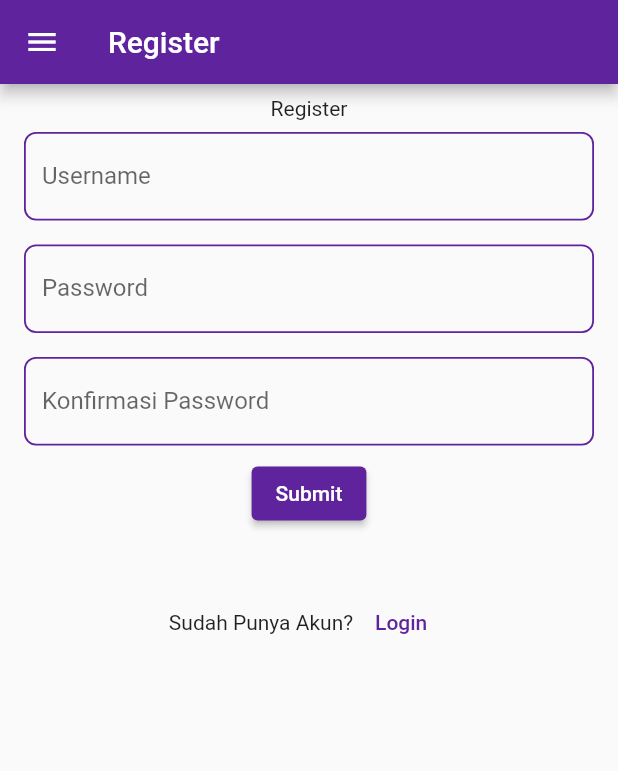
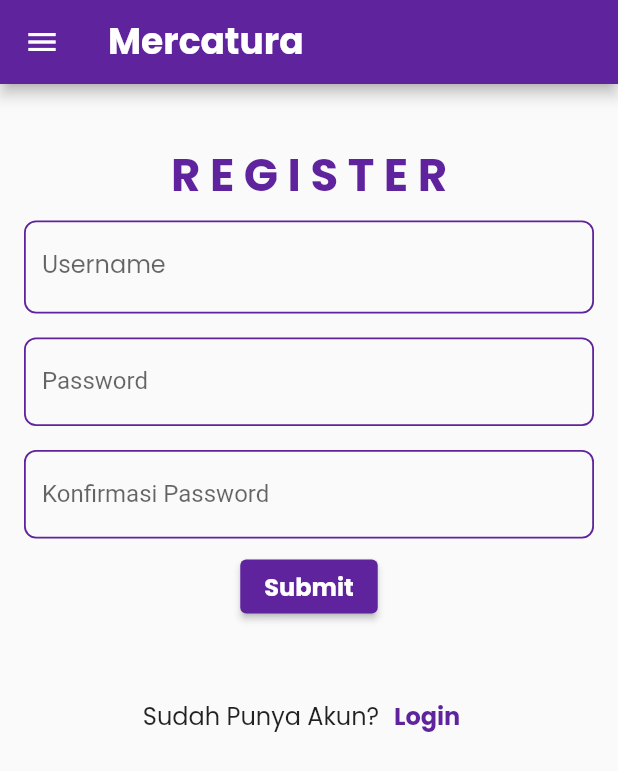
Before and after one commit to AdrianRamadhan27/mercatura_mobile, a Flutter app: the RegisterPage screen opened by its route, on a phone screen of 412 x 824 dp. Shown: the top 771 px of the screen. Run offline on Flutter 3.47's test engine with Material 2 defaults, Android fonts, the phone set to English and light mode, and no system bars; our stand-ins replace google_fonts; missing offline and left inert: pbp_django_auth.

Commit message:
add styling login and register page

```diff
--- a/lib/pages/register_page.dart
+++ b/lib/pages/register_page.dart
@@ -1,5 +1,7 @@
 import 'package:flutter/material.dart';
+import 'package:google_fonts/google_fonts.dart';
 import 'package:mercatura/config/api_config.dart';
+import 'package:mercatura/custom_widgets/drawer_widget.dart';
 import 'package:mercatura/custom_widgets/mydrawer.dart';
 
 import 'package:pbp_django_auth/pbp_django_auth.dart';
@@ -63,9 +65,18 @@ class _RegisterPageState extends State<RegisterPage> {
     // The rest of your widgets are down below
     return Scaffold(
       appBar: AppBar(
-        title: const Text("Register"),
+        title: Text(
+          "Mercatura",
+          style: GoogleFonts.poppins(
+            textStyle: const TextStyle(
+              fontSize: 24,
+              color: Colors.white,
+              fontWeight: FontWeight.bold
+            )
+          ),
+        ),
       ),
-      drawer: const MyDrawer(),
+      drawer: const DrawerWidget(),
       body: Column(
         children: [
           Padding(
@@ -75,11 +86,23 @@ class _RegisterPageState extends State<RegisterPage> {
                 key: _formKey,
                 child: SingleChildScrollView(
                   child: Column(
+                    crossAxisAlignment: CrossAxisAlignment.center,
                     children: [
-                      const Text("Register"),
+                      const SizedBox(height: 30,),
+                      Text(
+                        "R E G I S T E R",
+                        style: GoogleFonts.poppins(
+                          textStyle: const TextStyle(
+                            color: Color.fromRGBO(94, 35, 157, 1),
+                            fontSize: 30,
+                            fontWeight: FontWeight.bold
+                          )
+                        ),
+                      ),
                       Padding(
                         padding: const EdgeInsets.all(8.0),
                         child: TextFormField(
+                          style: GoogleFonts.poppins(),
                           decoration: const InputDecoration(
                             labelText: "Username",
                             border: OutlineInputBorder(),
@@ -169,7 +192,16 @@ class _RegisterPageState extends State<RegisterPage> {
                               _onSubmitBtnPressed(request, scaffoldMessenger);
                             }
                           },
-                          child: const Text("Submit")),
+                          child: Text(
+                            "Submit",
+                            style: GoogleFonts.poppins(
+                              textStyle: const TextStyle(
+                                color: Colors.white,
+                                fontSize: 16,
+                                fontWeight: FontWeight.bold
+                              )
+                            ),
+                          )),
                       const SizedBox(
                         height: 30,
                       ),
@@ -187,12 +219,28 @@ class _RegisterPageState extends State<RegisterPage> {
           Row(
             mainAxisAlignment: MainAxisAlignment.center,
             children: [
-              const Text('Sudah Punya Akun?'),
+              Text(
+                'Sudah Punya Akun?',
+                style: GoogleFonts.poppins(
+                  textStyle: const TextStyle(
+                    fontSize: 16,
+                  )
+                ),
+              ),
               TextButton(
                 onPressed: () {
                   Navigator.of(context).pushReplacementNamed("/login");
                 },
-                child: const Text("Login"),
+                child: Text(
+                  "Login",
+                  style: GoogleFonts.poppins(
+                    textStyle: const TextStyle(
+                      color: Color.fromRGBO(94, 35, 157, 1),
+                      fontSize: 16,
+                      fontWeight: FontWeight.bold
+                    )
+                  ),
+                ),
               )
             ],
           )
```
Also changed, not shown: lib/pages/login_page.dart (+52 -5 lines).
